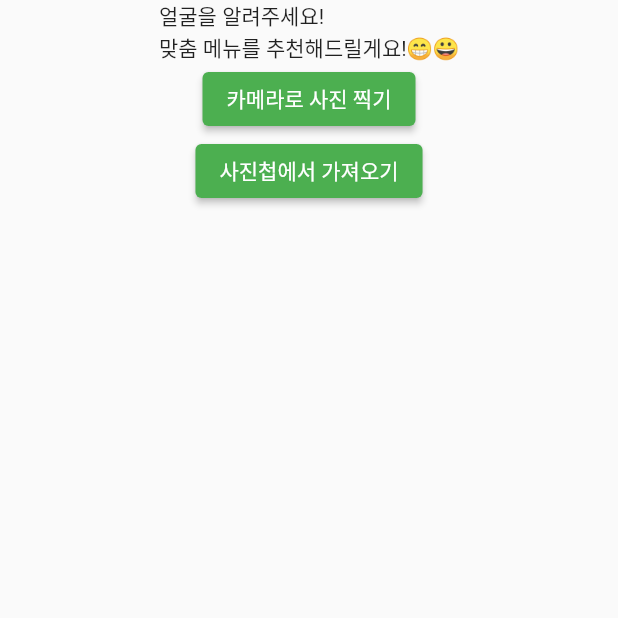
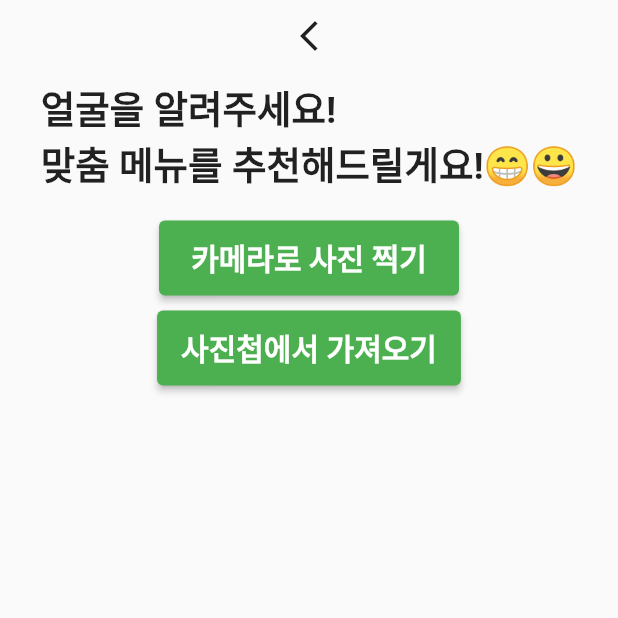
Before and after one commit to AIVLE-BigProject-15/Barrier-Free-App, a Flutter app: the screen it shows after launch, after a tap on "주문하기", on a phone screen of 412 x 824 dp, the top half of it. Run offline on Flutter 3.47's test engine with Material 2 defaults, Android fonts, the phone set to English and light mode, and no system bars; our stand-ins replace image_picker.

Commit message:
카메라 기능 구현

```diff
--- a/lib/camera.dart
+++ b/lib/camera.dart
@@ -3,6 +3,7 @@
 import 'package:flutter/material.dart';
 import 'package:image_picker/image_picker.dart';
 import 'dart:io';
+import 'orderType.dart';
 
 class CameraForAging extends StatefulWidget {
   const CameraForAging({super.key});
@@ -27,21 +28,57 @@ class _CameraForAgingState extends State<CameraForAging> {
     return Scaffold(
       body: SafeArea(
         child: Column(
+          crossAxisAlignment: CrossAxisAlignment.center,
           children: [
-            Text('얼굴을 알려주세요!\n맞춤 메뉴를 추천해드릴게요!😁😀'),
+            IconButton(
+              icon: Icon(Icons.arrow_back_ios_new),
+              onPressed: () {
+                Navigator.pop(context);
+              },
+            ),
+            SizedBox(height: 5,),
+            Text(
+              '얼굴을 알려주세요!\n맞춤 메뉴를 추천해드릴게요!😁😀',
+              style: TextStyle(
+                fontSize: 25,
+                fontWeight: FontWeight.bold
+              )
+            ),
+            SizedBox(height: 20,),
             ElevatedButton(
+              style: ElevatedButton.styleFrom(
+                minimumSize: Size(200, 50),
+              ),
               onPressed: () {
                 getImage(ImageSource.camera);
               },
-              child: Text('카메라로 사진 찍기')
+              child: Text(
+                '카메라로 사진 찍기',
+                style: TextStyle(
+                  fontSize: 20,
+                  fontWeight: FontWeight.bold,
+                )
+              )
             ),
+            SizedBox(height: 10,),
             ElevatedButton(
+              style: ElevatedButton.styleFrom(
+                minimumSize: Size(200, 50)
+              ),
               onPressed: () {
                 getImage(ImageSource.gallery);
               },
-              child: Text('사진첩에서 가져오기')
+              child: Text(
+                '사진첩에서 가져오기',
+                style: TextStyle(
+                  fontSize: 20,
+                  fontWeight: FontWeight.bold,
+                ),
+              )
             ),
+            SizedBox(height: 20,),
             showImage(),
+            SizedBox(height: 15,),
           ],
         )
       ),
@@ -51,7 +88,38 @@ class _CameraForAgingState extends State<CameraForAging> {
     if(_img == null){
       return Container();
     } else {
-      return Image.file(_img!);
+      return Column(
+        children: [
+          Image.file(
+            _img!,
+            width: 300.0,
+            height: 300.0,
+          ),
+          SizedBox(height: 10,),
+          ElevatedButton(
+              style: ElevatedButton.styleFrom(
+                minimumSize: Size(200, 50),
+              ),
+              onPressed: (){
+                Navigator.push(
+                  context,
+                  MaterialPageRoute(
+                    builder: (context) => const OrderType()
+                  )
+                );
+              },
+              child: Text(
+                '사진 선택 완료!',
+                style: TextStyle(
+                    fontSize: 30,
+                    fontWeight: FontWeight.bold,
+                ),
+              )
+            )
+
+        ]
+      );
+
     }
   }
 }
--- a/lib/home.dart
+++ b/lib/home.dart
@@ -11,10 +11,11 @@ class MyHomePage extends StatelessWidget {
   Widget build(BuildContext context) {
     return Scaffold(
       backgroundColor: Colors.greenAccent,
-      body: Column(
+      body: Center(
+        child: Column(
           mainAxisAlignment: MainAxisAlignment.center,
           children: [
-          Image.asset('assets/img.gif'),
+            Image.asset('assets/img.gif', alignment: Alignment.center),
 
             ElevatedButton(
               onPressed: (){
@@ -29,11 +30,13 @@ class MyHomePage extends StatelessWidget {
               primary: Colors.yellow,
               textStyle: TextStyle(fontSize: 30, fontWeight: FontWeight.bold)
             ),
-            child: Text('주문하기')
+              child: Text(
+                '주문하기',
+                style: TextStyle(color: Colors.green)
+              )
             ),
-
           ],
-
+        )
       ),
     );
   }
```
Lines whose indentation alone changed are shown as unchanged.
